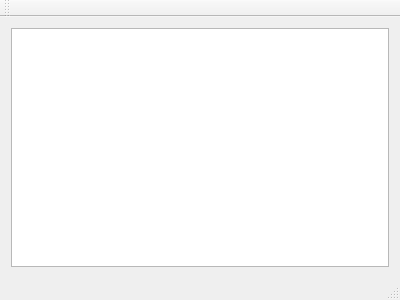
The window that mainwindow.ui (JosoP/BellControll) describes before a commit, drawn with Qt 5.
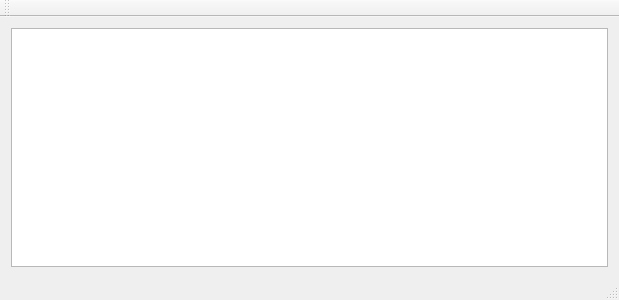
The same window after the commit.

```diff
--- a/mainwindow.ui
+++ b/mainwindow.ui
@@ -6,7 +6,7 @@
    <rect>
     <x>0</x>
     <y>0</y>
-    <width>400</width>
+    <width>619</width>
     <height>300</height>
    </rect>
   </property>
```
Left out of the diff: 2 changed lines with no effect on the pictures.
